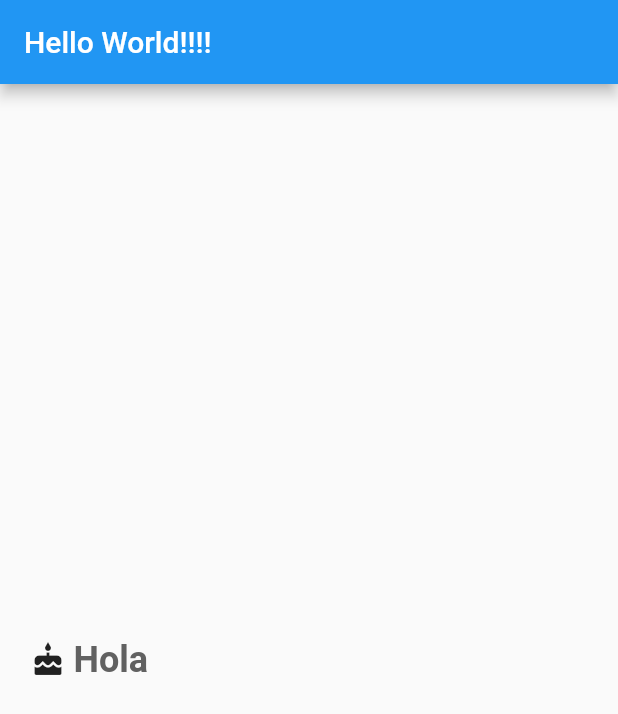
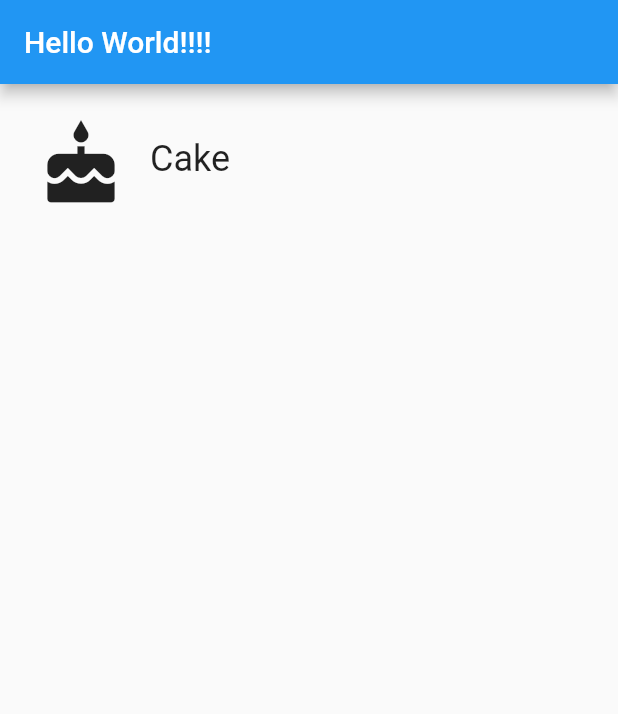
Before and after one commit to batusai513/hello_world_flutter, a Flutter app: the screen it shows after launch, on a phone screen of 412 x 824 dp. Shown: the top 714 px of the screen. Run offline on Flutter 3.47's test engine with Material 2 defaults, Android fonts, the phone set to English and light mode, and no system bars.

Commit message:
separate the component, pass props

```diff
--- /dev/null
+++ b/lib/category.dart
@@ -0,0 +1,60 @@
+import 'package:flutter/material.dart';
+
+import 'package:meta/meta.dart';
+
+final _rowHeight = 100.0;
+final _borderRadius = BorderRadius.circular(_rowHeight / 2);
+
+class Category extends StatelessWidget {
+  final String name;
+  final ColorSwatch color;
+  final IconData iconLocation;
+
+  const Category({
+    Key key,
+    @required this.name,
+    @required this.color,
+    @required this.iconLocation,
+  })  : assert(name != null),
+        assert(color != null),
+        assert(iconLocation != null),
+        super(key: key);
+
+  @override
+  Widget build(BuildContext context) {
+    return Material(
+      color: Colors.transparent,
+      child: Container(
+        height: _rowHeight,
+        child: InkWell(
+          borderRadius: _borderRadius,
+          highlightColor: color,
+          splashColor: color,
+          onTap: () {
+            print('Clicked');
+          },
+          child: Padding(
+            padding: EdgeInsets.all(8.0),
+            child: Row(
+              crossAxisAlignment: CrossAxisAlignment.stretch,
+              children: <Widget>[
+                Padding(
+                  padding: EdgeInsets.all(16.0),
+                  child: Icon(
+                    iconLocation,
+                    size: 60.0,
+                  ),
+                ),
+                Center(child: Text(
+                  name,
+                  textAlign: TextAlign.center,
+                  style: Theme.of(context).textTheme.headline,
+                ),)
+              ],
+            ),
+          ),
+        ),
+      ),
+    );
+  }
+}
--- a/lib/main.dart
+++ b/lib/main.dart
@@ -1,4 +1,5 @@
 import 'package:flutter/material.dart';
+import 'package:hello_world/category.dart';
 
 // Flutter Reactive Framework: immutable list of widgets
 // Widgets: Foundation of flutter apps, it's a description of part of a user interface
@@ -21,44 +22,10 @@ import 'package:flutter/material.dart';
 //Scaffold:  drawers, appbars, bottomNavigation, floating action buttons
 
 //Top level functions: functions outside classes
-Widget helloRectangle2() {
-  return Container(color: Colors.green);
-}
 
-// codetip: always use trailing commas to format the code well
-class HelloRectangle extends StatelessWidget {
-  @override
-  Widget build(BuildContext context) {
-    return Center(
-      child: Container(
-        child: Padding(
-          padding: EdgeInsets.all(15.0),
-          child: InkWell(
-            child: Row(
-              children: <Widget>[
-                Padding(
-                  padding: EdgeInsets.all(5.0),
-                  child: Icon(Icons.cake),
-                ),
-                Center(
-                  child: Text(
-                    'Hola',
-                    textAlign: TextAlign.center,
-                    style: Theme.of(context).textTheme.display1.copyWith(
-                          color: Colors.grey[700],
-                          fontSize: 24.0,
-                          fontWeight: FontWeight.w700,
-                        ),
-                  ),
-                ),
-              ],
-            ),
-          ),
-        ),
-      ),
-    );
-  }
-}
+const _categoryName = 'Cake';
+const _categoryIcon = Icons.cake;
+const _categoryColor = Colors.green;
 
 void main() => runApp(
       MaterialApp(
@@ -67,7 +34,11 @@ void main() => runApp(
           appBar: AppBar(
             title: Text('Hello World!!!!'),
           ),
-          body: HelloRectangle(),
+          body: Category(
+            name: _categoryName,
+            color: _categoryColor,
+            iconLocation: _categoryIcon,
+          ),
         ),
       ),
     );
```
